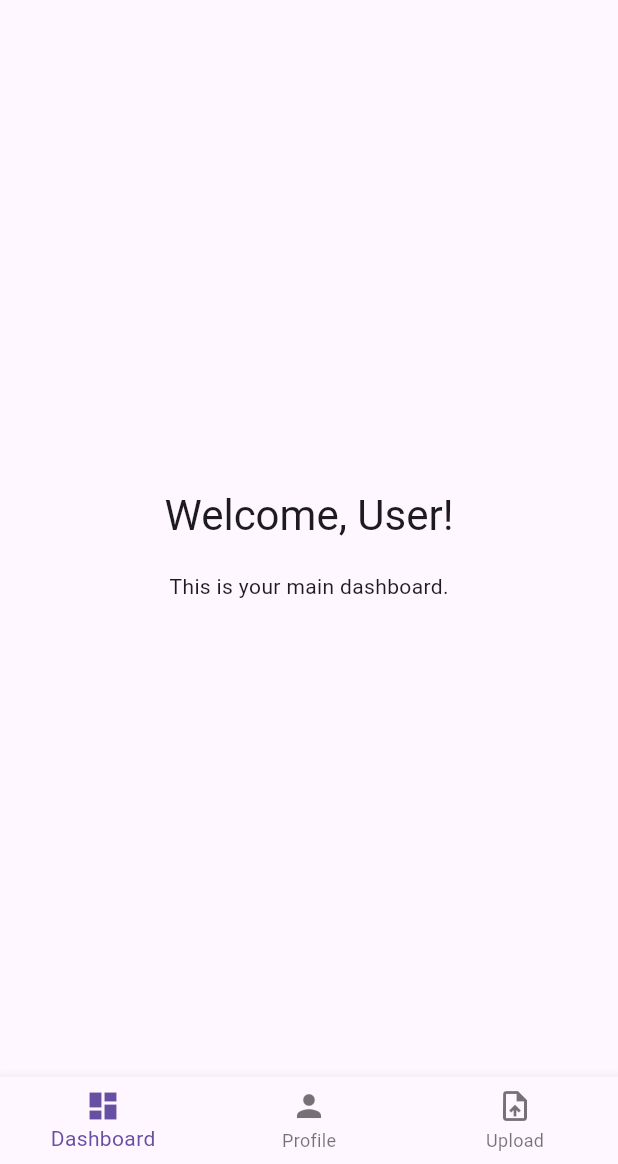
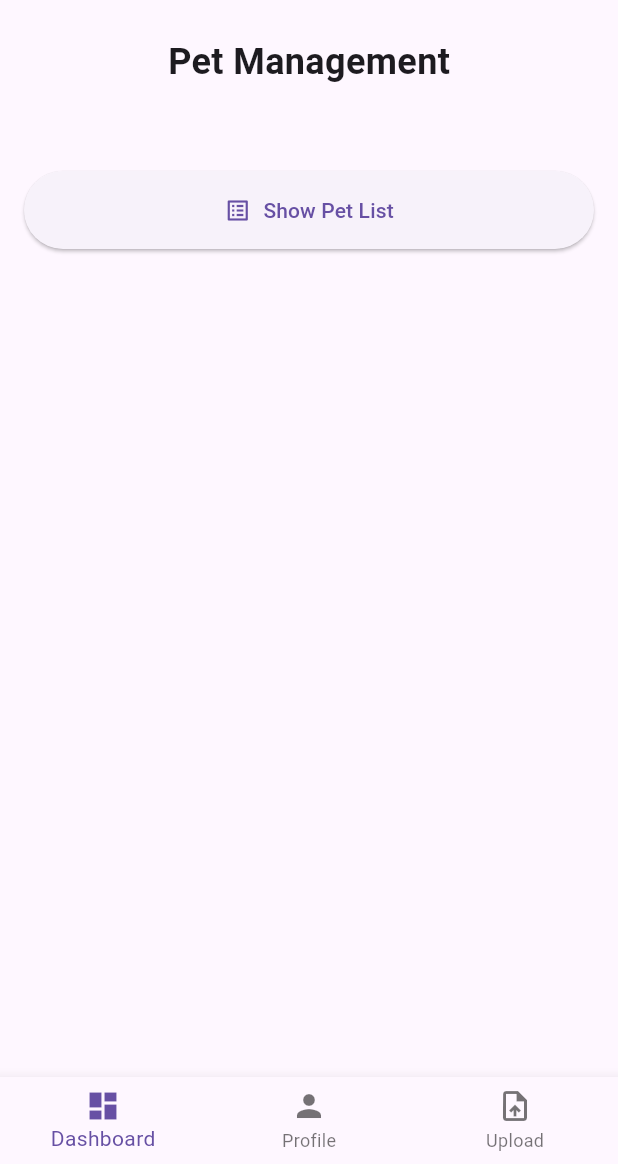
Before and after one commit to channthoeun/my_awesome_app, a Flutter app: the HomeScreen screen opened by its route, on a phone screen of 412 x 824 dp, the part 72-1236 px from its top. Run offline on Flutter 3.47's test engine with Material 3 defaults, Android fonts, the phone set to English and light mode, and no system bars; our stand-ins replace file_picker, flutter_dotenv, flutter_secure_storage, qr_flutter; missing offline and left inert: mobile_scanner; accounts and stored records are empty.

Commit message:
Updated dashboard with only show pets list button

```diff
--- a/lib/screens/tabs/dashboard_tab.dart
+++ b/lib/screens/tabs/dashboard_tab.dart
@@ -1,24 +1,144 @@
 import 'package:flutter/material.dart';
+import 'package:my_awesome_app/api/pet_service.dart';
+import 'package:my_awesome_app/models/pet_model.dart';
 import 'package:my_awesome_app/providers/auth_provider.dart';
+import 'package:my_awesome_app/screens/qr_scanner_screen.dart';
 import 'package:provider/provider.dart';
+import 'package:qr_flutter/qr_flutter.dart';
 
-class DashboardTab extends StatelessWidget {
+import '../pet_detail_screen.dart';
+
+class DashboardTab extends StatefulWidget {
   const DashboardTab({super.key});
+  @override
+  State<DashboardTab> createState() => _DashboardTabState();
+}
+
+class _DashboardTabState extends State<DashboardTab> {
+  final PetService _petService = PetService();
+  final TextEditingController _searchController = TextEditingController();
+  bool _isLoadingDetails = false;
+
+  void _showPetSelectionSheet(BuildContext context) {
+    final token = Provider.of<AuthProvider>(context, listen: false).token!;
+    showModalBottomSheet(
+      context: context,
+      builder: (ctx) {
+        // We use the simpler getPets() here for the list
+        return FutureBuilder<List<Pet>>(
+          future: _petService.getPets(token),
+          builder: (context, snapshot) {
+            if (snapshot.connectionState == ConnectionState.waiting) {
+              return const Center(child: CircularProgressIndicator());
+            }
+            if (snapshot.hasError || !snapshot.hasData || snapshot.data!.isEmpty) {
+              return const Center(child: Text('Could not load pets.'));
+            }
+            final pets = snapshot.data!;
+            // print('Pets: $pets');
+            return ListView.builder(
+              itemCount: pets.length,
+              itemBuilder: (context, index) {
+                final pet = pets[index];
+                return ListTile(
+                  leading: const Icon(Icons.pets),
+                  title: Text(pet.name),
+                  subtitle: Text('Code: ${pet.code} - Owner: ${pet.owner.fullName}'),
+                  // When a pet is tapped, fetch details and navigate
+                  onTap: () {
+                    Navigator.of(context).pop(); // Close the bottom sheet first
+                    _fetchDetailsAndNavigate(pet.id, token);
+                  },
+                );
+              },
+            );
+          },
+        );
+      },
+    );
+  }
+
+  Future<void> _fetchDetailsAndNavigate(String petId, String token) async {
+    setState(() { _isLoadingDetails = true; });
+    try {
+      final detailedPet = await _petService.getPetDetails(petId, token);
+      if (mounted) {
+        Navigator.of(context).push(
+          MaterialPageRoute(builder: (_) => PetDetailScreen(pet: detailedPet)),
+        );
+      }
+    } catch (e) {
+      if(mounted) {
+        ScaffoldMessenger.of(context).showSnackBar(
+          SnackBar(content: Text('Failed to load details: $e'), backgroundColor: Colors.red),
+        );
+      }
+    } finally {
+      if(mounted) {
+        setState(() { _isLoadingDetails = false; });
+      }
+    }
+  }
+
+  Future<void> _navigateToScanner(BuildContext context) async {
+    final result = await Navigator.of(context).push<String>(
+      MaterialPageRoute(builder: (ctx) => const QrScannerScreen()),
+    );
+
+    if (result != null && result.isNotEmpty) {
+      // Handle the scanned data, e.g., put it in the search box
+      setState(() {
+        _searchController.text = result;
+      });
+      ScaffoldMessenger.of(context).showSnackBar(
+        SnackBar(content: Text('Scanned: $result')),
+      );
+    }
+  }
+
+  // void _performCheckIn(BuildContext context) {
+  //   // In a real app, call an API for check-in
+  //   ScaffoldMessenger.of(context).showSnackBar(
+  //     SnackBar(content: Text('Checking in ${_selectedPet!.name}...'), backgroundColor: Colors.green),
+  //   );
+  // }
+  //
+  // void _performCheckOut(BuildContext context) {
+  //   // In a real app, call an API for check-out
+  //   ScaffoldMessenger.of(context).showSnackBar(
+  //     SnackBar(content: Text('Checking out ${_selectedPet!.name}...'), backgroundColor: Colors.orange),
+  //   );
+  // }
 
   @override
   Widget build(BuildContext context) {
-    final user = Provider.of<AuthProvider>(context).user;
-
-    return Center(
+    return Padding(
+      padding: const EdgeInsets.all(16.0),
       child: Column(
         mainAxisAlignment: MainAxisAlignment.center,
         children: [
-          Text(
-            'Welcome, ${user?.fullName ?? 'User'}!',
-            style: Theme.of(context).textTheme.headlineMedium,
-          ),
-          const SizedBox(height: 20),
-          const Text('This is your main dashboard.'),
+          const Text('Pet Management', style: TextStyle(fontSize: 24, fontWeight: FontWeight.bold)),
+          const SizedBox(height: 32),
+
+          // Search Bar and Scanner
+          // ... (Search Bar UI remains the same)
+
+          const SizedBox(height: 24),
+
+          // Main Action Button to select a pet
+          if (_isLoadingDetails)
+            const CircularProgressIndicator()
+          else
+            SizedBox(
+              width: double.infinity,
+              child: ElevatedButton.icon(
+                icon: const Icon(Icons.list_alt),
+                label: const Text('Show Pet List'),
+                onPressed: () => _showPetSelectionSheet(context),
+                style: ElevatedButton.styleFrom(padding: const EdgeInsets.symmetric(vertical: 16)),
+              ),
+            ),
+          const Spacer(),
         ],
       ),
     );
```
